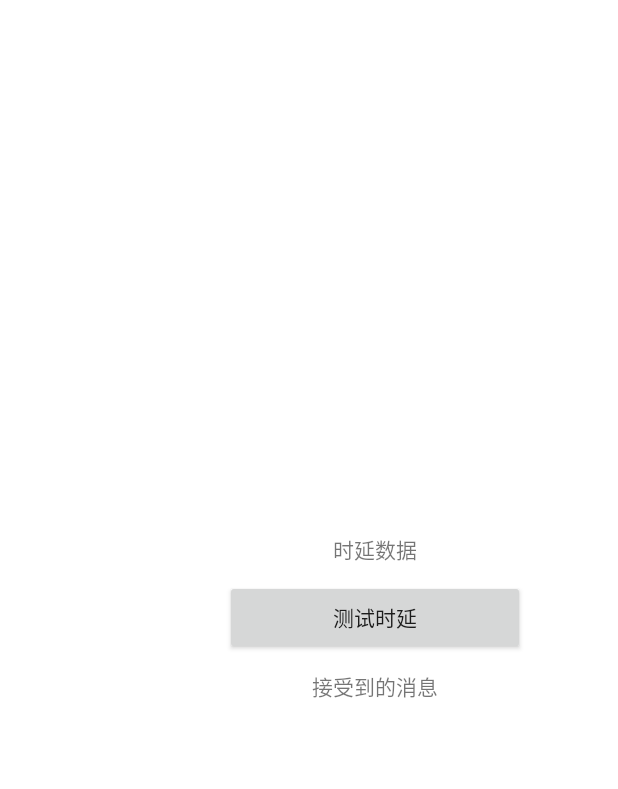
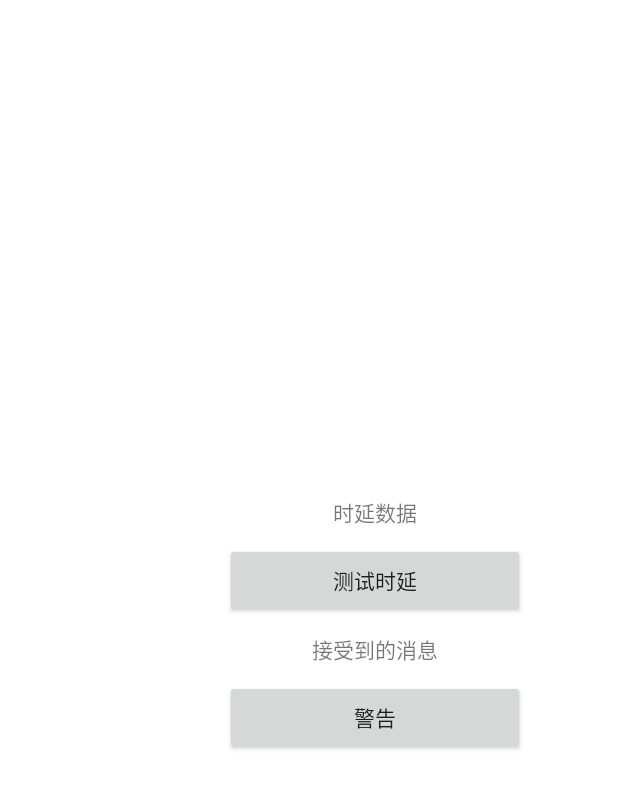
Before and after one commit to neardws/V2X-based-Collision-Warning, an Android app: the screen it shows after launch (MainActivity), on a phone screen of 412 x 824 dp. Shown: the top 789 px of the screen. Run offline under Robolectric (Android 15) with nearby library versions, the phone set to English and light mode, and no system bars; libraries missing offline, so code that uses them is left out: com.baidu.mapapi, com.txusballesteros; 16 statements that could not run were skipped.

Commit message:
feat: 添加警告界面

```diff
--- a/app/build.gradle
+++ b/app/build.gradle
@@ -59,10 +59,10 @@ dependencies {
     implementation 'com.baidu.lbsyun:BaiduMapSDK_Search:7.5.5'
     implementation 'com.baidu.lbsyun:BaiduMapSDK_Util:7.5.5'
     implementation 'com.baidu.lbsyun:BaiduMapSDK_Location_All:9.4.0'
+    // 定时任务
+    implementation 'org.quartz-scheduler:quartz:2.3.2'
     // 速度曲线UI
     implementation 'com.txusballesteros:snake:1.0'
-    // 定时任务
-    implementation 'org.quartz-scheduler:quartz:2.3.2'
 
     implementation 'androidx.appcompat:appcompat:1.4.1'
     implementation 'com.google.android.material:material:1.5.0'
--- a/app/src/main/java/com/linmu/collision_warning_system/MainActivity.java
+++ b/app/src/main/java/com/linmu/collision_warning_system/MainActivity.java
@@ -1,6 +1,7 @@
 package com.linmu.collision_warning_system;
 
 import android.Manifest;
+import android.app.Dialog;
 import android.content.Context;
 import android.content.pm.PackageManager;
 import android.os.Bundle;
@@ -86,6 +87,9 @@ public class MainActivity extends FragmentActivity {
         CommunicationFragment communicationFragment = (CommunicationFragment) list.get(1);
         communicationFragment.initCommunication();
 
+        FragmentManager mFragmentManager = getSupportFragmentManager();
+        mFragmentManager.setFragmentResultListener("warning",this, this::doHandleWarning);
+
         MyFragmentAdapter myFragmentAdapter = new MyFragmentAdapter(fragmentManager,getLifecycle(),list);
         ViewPager2 viewPager = findViewById(R.id.viewpage2);
         viewPager.setAdapter(myFragmentAdapter);
@@ -96,6 +100,12 @@ public class MainActivity extends FragmentActivity {
             }
         });
         viewPager.setCurrentItem(1);
+    }
+    private void doHandleWarning(String requestKey, @NonNull Bundle result) {
+//        int type = result.getInt("warning");
+        Dialog dialog = new Dialog(this, R.style.warning_dialog_style);
+
+        dialog.show();
     }
 
     /**
--- a/app/src/main/java/com/linmu/collision_warning_system/fragment/CommunicationFragment.java
+++ b/app/src/main/java/com/linmu/collision_warning_system/fragment/CommunicationFragment.java
@@ -6,7 +6,6 @@ import android.view.LayoutInflater;
 import android.view.View;
 import android.view.ViewGroup;
 import android.widget.Button;
-import android.widget.EditText;
 import android.widget.TextView;
 
 import androidx.annotation.NonNull;
@@ -59,10 +58,18 @@ public class CommunicationFragment extends Fragment {
     public void onViewCreated(@NonNull View view, @Nullable Bundle savedInstanceState) {
         super.onViewCreated(view, savedInstanceState);
         Button sentButton = view.findViewById(R.id.sendButton);
+        Button warnButton = view.findViewById(R.id.warnButton);
         sentButton.setOnClickListener(this::doOnSendButtonClick);
+        warnButton.setOnClickListener(this::doWarnButtonClick);
     }
     private void doOnSendButtonClick(View view) {
         this.sentAskNcsMessage();
+    }
+    private void doWarnButtonClick(View view) {
+        FragmentManager fragmentManager = getParentFragmentManager();
+        Bundle bundle = new Bundle();
+        bundle.putInt("warning",1);
+        fragmentManager.setFragmentResult("warning",bundle);
     }
     private void doHandleNcsLog(String requestKey, @NonNull Bundle result) {
         String res = result.getString("log");
--- a/app/src/main/java/com/linmu/collision_warning_system/services/CommunicationService.java
+++ b/app/src/main/java/com/linmu/collision_warning_system/services/CommunicationService.java
@@ -216,8 +216,12 @@ public class CommunicationService {
                 fragmentManager.setFragmentResult("NcsLocationForMap",ncsCarInfoUpdateSignal);
 //                Log.i("MyLogTag", String.format("doHandleReceiverMessage: \n tag : %d \n data : %s", tag, carsData));
             }
+            else if (tag == 2113) {
+                // TODO 处理OBU状态信息
+                Log.w("MyLogTag", String.format("doHandleLocationMessage: OBU 状态信息 : \n %s", resJsonObject));
+            }
             else {
-                Log.e("doHandleReceiveMessage", String.format("doHandleReceiverMessage: 无法处理的tag \n tag : %d \n  : %s", tag, resJsonObject));
+                Log.e("MyLogTag", String.format("doHandleReceiverMessage: 无法处理的tag \n tag : %d \n  : %s", tag, resJsonObject));
                 return false;
             }
         } catch (JSONException e) {
--- a/app/src/main/res/layout/fragment_communication.xml
+++ b/app/src/main/res/layout/fragment_communication.xml
@@ -29,4 +29,10 @@
         android:gravity="center"
         android:text="@string/receive_text"/>
 
+    <Button
+        android:id="@+id/warnButton"
+        android:layout_width="200dp"
+        android:layout_height="50dp"
+        android:text="@string/warn_button"/>
+
 </LinearLayout>
--- a/app/src/main/res/values/strings.xml
+++ b/app/src/main/res/values/strings.xml
@@ -11,4 +11,5 @@
     <string name="obuIdValue">XXX XXX</string>
     <string name="obuIdText">OBU ID:</string>
     <string name="delayDataText">时延数据</string>
+    <string name="warn_button">警告</string>
 </resources>
--- a/app/src/main/res/values/themes.xml
+++ b/app/src/main/res/values/themes.xml
@@ -13,4 +13,14 @@
         <item name="android:statusBarColor">?attr/colorPrimaryVariant</item>
         <!-- Customize your theme here. -->
     </style>
+
+    <style name="warning_dialog_style" parent="@android:style/Theme.Dialog">
+        <item name="android:windowFrame">@null</item>
+        <item name="android:windowIsFloating">true</item>
+        <item name="android:windowNoTitle">true</item>
+        <item name="android:windowIsTranslucent">true</item>
+        <item name="android:backgroundDimEnabled">false</item>
+        <item name="android:background">@drawable/warn</item>
+        <item name="android:windowBackground">@android:color/transparent</item>
+    </style>
 </resources>
```
Also changed, not shown: app/src/main/res/layout/warning_dialog.xml (added, +11 -0 lines), app/src/main/res/drawable/warn.png (added).
